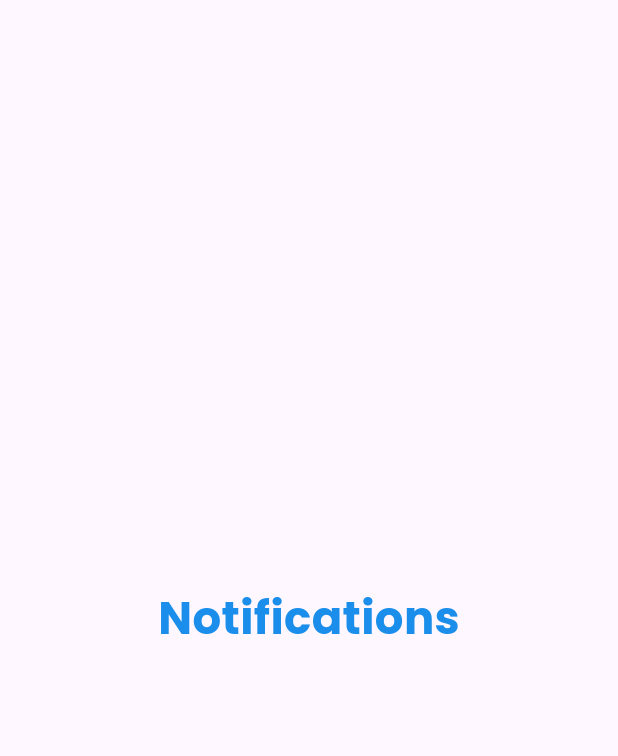
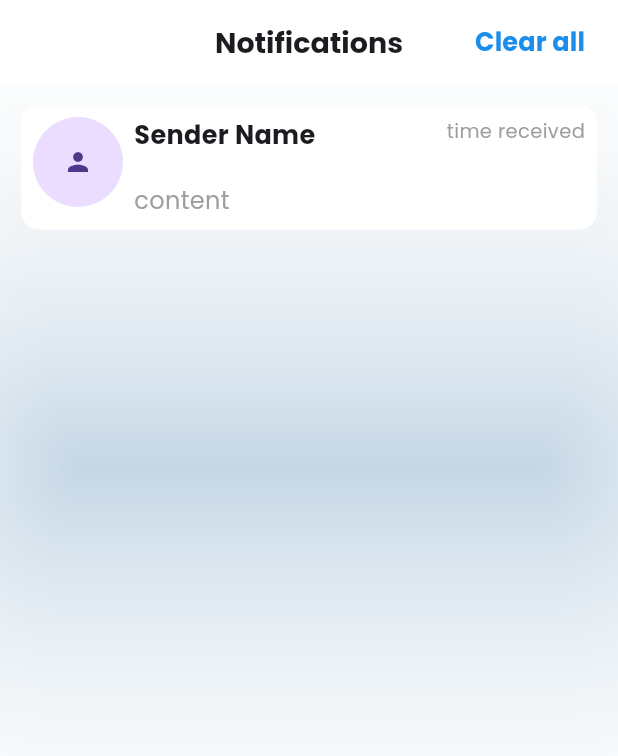
Before and after one commit to AbdelaliDuiche6/cmc_travel_app, a Flutter app: the NotificationsStagiare screen opened directly, on a phone screen of 412 x 824 dp. Shown: the top 756 px of the screen. Run offline on Flutter 3.47's test engine with Material 3 defaults, Android fonts, the phone set to English and light mode, and no system bars; our stand-ins replace flutter_svg, supabase_flutter; accounts and stored records are empty.

Commit message:
Add notifications screen UI.

```diff
--- a/lib/pages/stagiaire/screens/notifications_stagiare.dart
+++ b/lib/pages/stagiaire/screens/notifications_stagiare.dart
@@ -1,4 +1,6 @@
 import 'package:flutter/material.dart';
+
+import '../../../constants.dart';
 
 class NotificationsStagiare extends StatefulWidget {
   const NotificationsStagiare({super.key});
@@ -10,14 +12,81 @@ class NotificationsStagiare extends StatefulWidget {
 class _NotificationsStagiareState extends State<NotificationsStagiare> {
   @override
   Widget build(BuildContext context) {
-    return const Center(
-      child: Text(
-        'Notifications',
-        style: TextStyle(
-          fontSize: 30,
-          fontWeight: FontWeight.bold,
-          color: Color.fromARGB(255, 26, 142, 234),
+    return Scaffold(
+      backgroundColor: Colors.white,
+      appBar: AppBar(
+        backgroundColor: Colors.white,
+        centerTitle: true,
+        title: Text(
+          'Notifications',
+          style: TextStyle(fontSize: 19, fontWeight: FontWeight.bold),
         ),
+        actions: [
+          Padding(
+            padding: const EdgeInsets.only(right: kDefaultPadding / 2),
+            child: TextButton(
+              onPressed: () => {},
+              child: Text(
+                'Clear all',
+                style: TextStyle(
+                  color: kPrimaryColor,
+                  fontSize: 17,
+                  fontWeight: FontWeight.bold,
+                ),
+              ),
+            ),
+          ),
+        ],
+      ),
+      body: ListView(
+        padding: EdgeInsets.all(kDefaultPadding / 2),
+        children: [
+          Card(
+            shadowColor: kPrimaryColor,
+            color: Colors.white,
+            elevation: 100,
+            child: Padding(
+              padding: const EdgeInsets.all(8.0),
+              child: Row(
+                mainAxisAlignment: MainAxisAlignment.spaceBetween,
+                crossAxisAlignment: CrossAxisAlignment.start,
+                children: [
+                  CircleAvatar(
+                    radius: 30,
+                    // backgroundImage: AssetImage('assets/images/profile_pic.jpg'),
+                    child: Icon(Icons.person, size: 20),
+                  ),
+                  Padding(
+                    padding: const EdgeInsets.only(right: kDefaultPadding * 4),
+                    child: Column(
+                      crossAxisAlignment: CrossAxisAlignment.start,
+                      children: [
+                        Text(
+                          'Sender Name',
+                          style: TextStyle(
+                            fontSize: 17,
+                            fontWeight: FontWeight.bold,
+                          ),
+                        ),
+                        Padding(
+                          padding: const EdgeInsets.only(top: kDefaultPadding),
+                          child: Text(
+                            'content',
+                            style: TextStyle(fontSize: 16, color: Colors.grey),
+                          ),
+                        ),
+                      ],
+                    ),
+                  ),
+                  Text(
+                    'time received',
+                    style: TextStyle(fontSize: 13, color: Colors.grey),
+                  ),
+                ],
+              ),
+            ),
+          ),
+        ],
       ),
     );
   }
```
